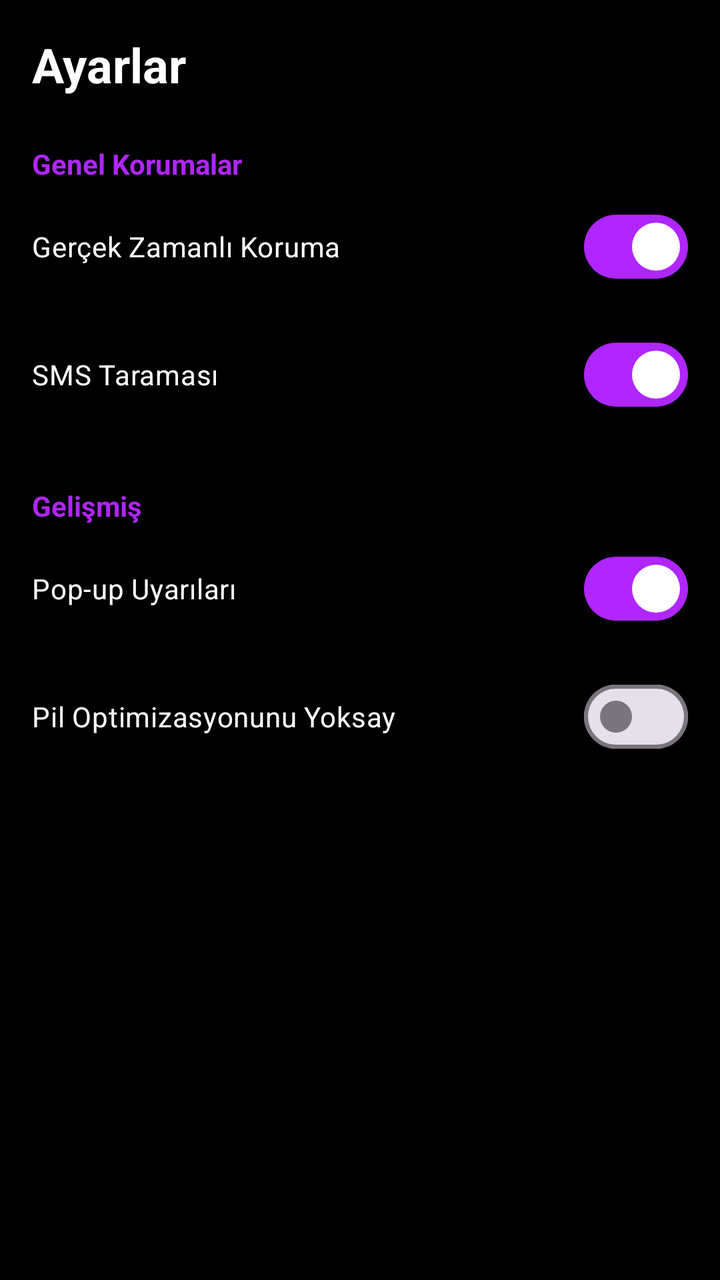
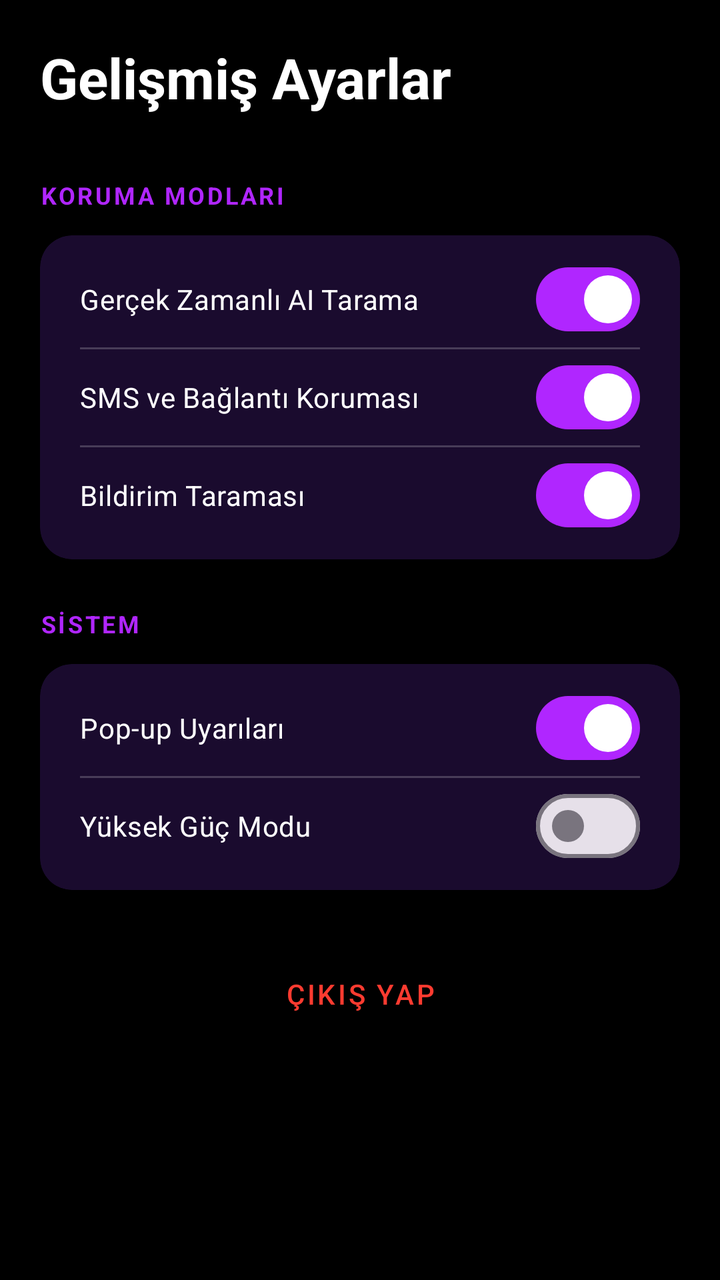

Compare the two renders of this Android layout. The source of the first and the diff that turns it into the second are given below.
<!-- AndroidManifest.xml: application theme Theme.FunGuard -->
<!-- res/layout/fragment_settings.xml -->
<?xml version="1.0" encoding="utf-8"?>
<ScrollView xmlns:android="http://schemas.android.com/apk/res/android"
    xmlns:app="http://schemas.android.com/apk/res-auto"
    android:layout_width="match_parent"
    android:layout_height="match_parent"
    android:background="@color/black">

    <LinearLayout
        android:layout_width="match_parent"
        android:layout_height="wrap_content"
        android:orientation="vertical"
        android:padding="16dp">

        <TextView
            android:layout_width="wrap_content"
            android:layout_height="wrap_content"
            android:text="Ayarlar"
            android:textColor="@color/white"
            android:textSize="24sp"
            android:textStyle="bold"
            android:layout_marginBottom="24dp" />

        <TextView
            android:layout_width="wrap_content"
            android:layout_height="wrap_content"
            android:text="Genel Korumalar"
            android:textColor="@color/neon_purple"
            android:textStyle="bold"
            android:layout_marginBottom="8dp" />

        <com.google.android.material.materialswitch.MaterialSwitch
            android:id="@+id/switch_realtime"
            android:layout_width="match_parent"
            android:layout_height="wrap_content"
            android:text="Gerçek Zamanlı Koruma"
            android:textColor="@color/white"
            android:checked="true"
            android:layout_marginBottom="16dp" />

        <com.google.android.material.materialswitch.MaterialSwitch
            android:id="@+id/switch_sms"
            android:layout_width="match_parent"
            android:layout_height="wrap_content"
            android:text="SMS Taraması"
            android:textColor="@color/white"
            android:checked="true"
            android:layout_marginBottom="16dp" />

        <TextView
            android:layout_width="wrap_content"
            android:layout_height="wrap_content"
            android:text="Gelişmiş"
            android:textColor="@color/neon_purple"
            android:textStyle="bold"
            android:layout_marginTop="16dp"
            android:layout_marginBottom="8dp" />

        <com.google.android.material.materialswitch.MaterialSwitch
            android:id="@+id/switch_overlay"
            android:layout_width="match_parent"
            android:layout_height="wrap_content"
            android:text="Pop-up Uyarıları"
            android:textColor="@color/white"
            android:checked="true"
            android:layout_marginBottom="16dp" />

        <com.google.android.material.materialswitch.MaterialSwitch
            android:id="@+id/switch_battery"
            android:layout_width="match_parent"
            android:layout_height="wrap_content"
            android:text="Pil Optimizasyonunu Yoksay"
            android:textColor="@color/white"
            android:layout_marginBottom="16dp" />

    </LinearLayout>
</ScrollView>
<!-- resources referenced by this layout -->
<resources>
  <color name="black">#000000</color>
  <color name="neon_purple">#B026FF</color>
  <color name="white">#FFFFFF</color>
  <style name="Theme.FunGuard" parent="Theme.Material3.DayNight.NoActionBar">
          
          <item name="colorPrimary">@color/neon_purple</item>
          <item name="colorOnPrimary">@color/white</item>
          
          <item name="colorSecondary">@color/deep_purple</item>
          <item name="colorOnSecondary">@color/white</item>
          
          <item name="android:statusBarColor">@color/black</item>
          <item name="android:windowBackground">@color/black</item>
      </style>
  <color name="deep_purple">#301934</color>
</resources>

<!-- the commit's change to res/layout/fragment_settings.xml (unified diff, before → after) -->
@@ -9,68 +9,126 @@
         android:layout_width="match_parent"
         android:layout_height="wrap_content"
         android:orientation="vertical"
-        android:padding="16dp">
+        android:padding="20dp">
 
         <TextView
             android:layout_width="wrap_content"
             android:layout_height="wrap_content"
-            android:text="Ayarlar"
+            android:text="Gelişmiş Ayarlar"
             android:textColor="@color/white"
-            android:textSize="24sp"
+            android:textSize="28sp"
             android:textStyle="bold"
-            android:layout_marginBottom="24dp" />
+            android:layout_marginBottom="32dp" />
 
+        
         <TextView
             android:layout_width="wrap_content"
             android:layout_height="wrap_content"
-            android:text="Genel Korumalar"
+            android:text="KORUMA MODLARI"
             android:textColor="@color/neon_purple"
+            android:textSize="12sp"
             android:textStyle="bold"
-            android:layout_marginBottom="8dp" />
+            android:letterSpacing="0.1"
+            android:layout_marginBottom="12dp" />
 
-        <com.google.android.material.materialswitch.MaterialSwitch
-            android:id="@+id/switch_realtime"
+        <androidx.cardview.widget.CardView
             android:layout_width="match_parent"
             android:layout_height="wrap_content"
-            android:text="Gerçek Zamanlı Koruma"
-            android:textColor="@color/white"
-            android:checked="true"
-            android:layout_marginBottom="16dp" />
+            app:cardBackgroundColor="@color/dark_purple"
+            app:cardCornerRadius="16dp"
+            app:cardElevation="0dp"
+            android:layout_marginBottom="24dp">
 
-        <com.google.android.material.materialswitch.MaterialSwitch
-            android:id="@+id/switch_sms"
-            android:layout_width="match_parent"
-            android:layout_height="wrap_content"
-            android:text="SMS Taraması"
-            android:textColor="@color/white"
-            android:checked="true"
-            android:layout_marginBottom="16dp" />
+            <LinearLayout
+                android:layout_width="match_parent"
+                android:layout_height="wrap_content"
+                android:orientation="vertical"
+                android:padding="8dp">
 
+                <com.google.android.material.materialswitch.MaterialSwitch
+                    android:id="@+id/switch_realtime"
+                    android:layout_width="match_parent"
+                    android:layout_height="wrap_content"
+                    android:text="Gerçek Zamanlı AI Tarama"
+                    android:textColor="@color/white"
+                    android:checked="true"
+                    android:padding="12dp" />
+
+                <View android:layout_width="match_parent" android:layout_height="1dp" android:background="#33FFFFFF" android:layout_marginHorizontal="12dp" />
+
+                <com.google.android.material.materialswitch.MaterialSwitch
+                    android:layout_width="match_parent"
+                    android:layout_height="wrap_content"
+                    android:text="SMS ve Bağlantı Koruması"
+                    android:textColor="@color/white"
+                    android:checked="true"
+                    android:padding="12dp" />
+
+                <View android:layout_width="match_parent" android:layout_height="1dp" android:background="#33FFFFFF" android:layout_marginHorizontal="12dp" />
+
+                <com.google.android.material.materialswitch.MaterialSwitch
+                    android:layout_width="match_parent"
+                    android:layout_height="wrap_content"
+                    android:text="Bildirim Taraması"
+                    android:textColor="@color/white"
+                    android:checked="true"
+                    android:padding="12dp" />
+            </LinearLayout>
+        </androidx.cardview.widget.CardView>
+
+        
         <TextView
             android:layout_width="wrap_content"
             android:layout_height="wrap_content"
-            android:text="Gelişmiş"
+            android:text="SİSTEM"
             android:textColor="@color/neon_purple"
+            android:textSize="12sp"
             android:textStyle="bold"
-            android:layout_marginTop="16dp"
-            android:layout_marginBottom="8dp" />
+            android:letterSpacing="0.1"
+            android:layout_marginBottom="12dp" />
 
-        <com.google.android.material.materialswitch.MaterialSwitch
-            android:id="@+id/switch_overlay"
+        <androidx.cardview.widget.CardView
             android:layout_width="match_parent"
             android:layout_height="wrap_content"
-            android:text="Pop-up Uyarıları"
-            android:textColor="@color/white"
-            android:checked="true"
-            android:layout_marginBottom="16dp" />
+            app:cardBackgroundColor="@color/dark_purple"
+            app:cardCornerRadius="16dp"
+            app:cardElevation="0dp"
+            android:layout_marginBottom="24dp">
 
-        <com.google.android.material.materialswitch.MaterialSwitch
-            android:id="@+id/switch_battery"
+            <LinearLayout
+                android:layout_width="match_parent"
+                android:layout_height="wrap_content"
+                android:orientation="vertical"
+                android:padding="8dp">
+
+                <com.google.android.material.materialswitch.MaterialSwitch
+                    android:id="@+id/switch_overlay"
+                    android:layout_width="match_parent"
+                    android:layout_height="wrap_content"
+                    android:text="Pop-up Uyarıları"
+                    android:textColor="@color/white"
+                    android:checked="true"
+                    android:padding="12dp" />
+
+                <View android:layout_width="match_parent" android:layout_height="1dp" android:background="#33FFFFFF" android:layout_marginHorizontal="12dp" />
+
+                <com.google.android.material.materialswitch.MaterialSwitch
+                    android:layout_width="match_parent"
+                    android:layout_height="wrap_content"
+                    android:text="Yüksek Güç Modu"
+                    android:textColor="@color/white"
+                    android:padding="12dp" />
+            </LinearLayout>
+        </androidx.cardview.widget.CardView>
+
+        <com.google.android.material.button.MaterialButton
+            android:id="@+id/btn_logout"
             android:layout_width="match_parent"
-            android:layout_height="wrap_content"
-            android:text="Pil Optimizasyonunu Yoksay"
-            android:textColor="@color/white"
-            android:layout_marginBottom="16dp" />
+            android:layout_height="56dp"
+            android:text="Çıkış Yap"
+            android:textColor="@color/red_warning"
+            style="@style/Widget.MaterialComponents.Button.TextButton"
+            app:rippleColor="@color/red_warning" />
 
     </LinearLayout>
 </ScrollView>
<!-- resource entries referenced after the edit -->
@@ -1,7 +1,9 @@
 <!-- resources referenced by this layout -->
 <resources>
   <color name="black">#000000</color>
+  <color name="dark_purple">#1A0B2E</color>
   <color name="neon_purple">#B026FF</color>
+  <color name="red_warning">#FF3B30</color>
   <color name="white">#FFFFFF</color>
   <style name="Theme.FunGuard" parent="Theme.Material3.DayNight.NoActionBar">
           
